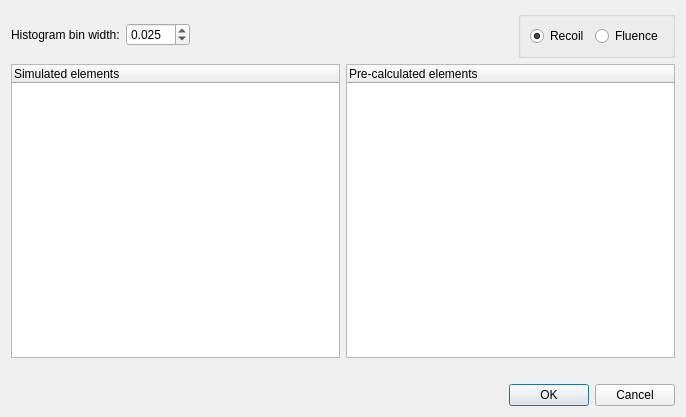
Above: ui_files/ui_optimization_params.ui from JYU-IBA/potku before the change. Below: the same form after it.
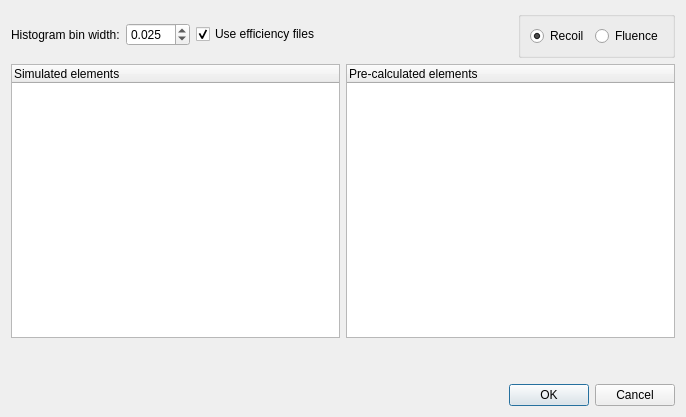
That is the form after the change.

Commit message:
Fix to shown efficiency files
- Efficiency files shown in simulation and optimization dialogs are
  now those of the measurements, not of simulations. These are the
  real files that are used when measurement spectra is calculated.
- Removed ElementSimulation's references to detector, run and sample.
  These are now solely attributes of the Simulation object.

The edit to the form file:
```diff
--- a/ui_files/ui_optimization_params.ui
+++ b/ui_files/ui_optimization_params.ui
@@ -44,6 +44,19 @@
          </property>
         </widget>
        </item>
+       <item>
+        <widget class="QCheckBox" name="eff_file_check_box">
+         <property name="toolTip">
+          <string>&lt;html&gt;&lt;head/&gt;&lt;body&gt;&lt;p&gt;Selecting this means that efficiency is applied to spectrum of a pre-calculated element&lt;/p&gt;&lt;/body&gt;&lt;/html&gt;</string>
+         </property>
+         <property name="text">
+          <string>Use efficiency files</string>
+         </property>
+         <property name="checked">
+          <bool>true</bool>
+         </property>
+        </widget>
+       </item>
        <item>
         <spacer name="horizontalSpacer">
          <property name="orientation">
@@ -132,6 +145,13 @@
        </property>
       </widget>
      </item>
+     <item>
+      <widget class="QLabel" name="efficiency_label">
+       <property name="text">
+        <string/>
+       </property>
+      </widget>
+     </item>
      <item>
       <layout class="QHBoxLayout" name="horizontalLayout_2">
        <item>
```
The commit also changes 15 other files.
